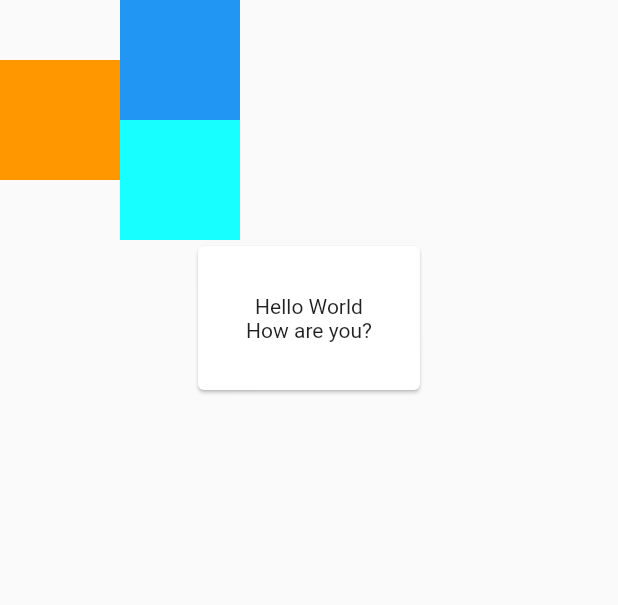
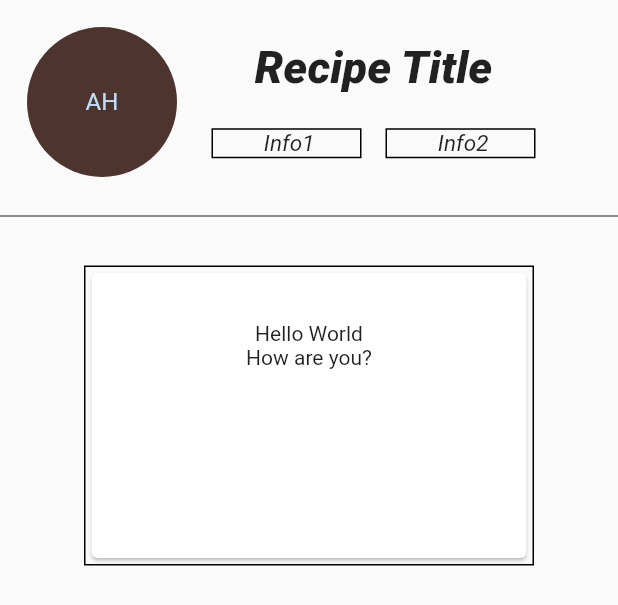
Before and after one commit to pacpacs/pac_application, a Flutter app: what recipeShowPage() shows on an empty page, opened directly, on a phone screen of 412 x 824 dp. Shown: the top 605 px of the screen. Run offline on Flutter 3.47's test engine with Material 2 defaults, Android fonts, the phone set to English and light mode, and no system bars; our stand-ins replace carousel_slider, flutter_signin_button; network calls fail.

Commit message:
기본 레시피명, 작성자사진, info 를 출력할 수 있게 레이아웃 구성, 카드부분구성

```diff
--- a/pac_app/lib/pages/recipeShowPage.dart
+++ b/pac_app/lib/pages/recipeShowPage.dart
@@ -11,31 +11,84 @@ class _recipeShowPageState extends State<recipeShowPage> {
   Widget build(BuildContext context) {
     return Column(
       children: <Widget>[
-        Container(
+        Padding(
+          padding: const EdgeInsets.all(8.0),
+          child: Container(
             child: Row(
               children: <Widget>[
-              Container(padding: const EdgeInsets.all(0.0),
-                color: Colors.orange,
-                width: 80.0,
-                height: 80.0,),
+                Container(
+                    padding: const EdgeInsets.all(10.0),
+                    child: CircleAvatar(
+                      backgroundColor: Colors.brown.shade800,
+                      radius: 50,
+                      child: Text('AH'),
+                    )),
                 Container(
                   child: Column(
                     children: <Widget>[
-                    Container(padding: const EdgeInsets.all(0.0),
-                      color: Colors.blue,
-                      width: 80.0,
-                      height: 80.0,),
-                    Container(padding: const EdgeInsets.all(0.0),
-                      color: Colors.cyanAccent,
-                      width: 80.0,
-                      height: 80.0,)
+                      Container(
+                        padding: const EdgeInsets.all(10.0),
+                        child: Text(" Recipe Title ",
+                            style: TextStyle(
+                                fontWeight: FontWeight.w800,
+                                fontSize: 30,
+                                fontStyle: FontStyle.italic)),
+                      ),
+                      Container(
+                          padding: const EdgeInsets.all(5.0),
+                          child: Row(
+                            children: <Widget>[
+                              Padding(
+                                padding: const EdgeInsets.all(8.0),
+                                child: Container(
+                                  decoration: new BoxDecoration(
+                                      border:
+                                          new Border.all(color: Colors.black)),
+                                  width: 100,
+                                  child: Center(
+                                    child: Text(" Info1",
+                                        style: TextStyle(
+                                            fontWeight: FontWeight.w400,
+                                            fontSize: 15,
+                                            fontStyle: FontStyle.italic)),
+                                  ),
+                                ),
+                              ),
+                              Padding(
+                                padding: const EdgeInsets.all(8.0),
+                                child: Container(
+                                  decoration: new BoxDecoration(
+                                      border:
+                                          new Border.all(color: Colors.black)),
+                                  width: 100,
+                                  child: Center(
+                                    child: Text(" Info2",
+                                        style: TextStyle(
+                                            fontWeight: FontWeight.w400,
+                                            fontSize: 15,
+                                            fontStyle: FontStyle.italic)),
+                                  ),
+                                ),
+                              ),
+                            ],
+                          ))
                     ],
                   ),
                 )
               ],
             ),
           ),
-        Container(child: cardForm(new Card()))
+        ),
+        Divider(color: Colors.black87),
+        Padding(
+          padding: const EdgeInsets.symmetric(vertical: 25.0),
+          child: Container(
+              decoration: new BoxDecoration(
+                  border: new Border.all(color: Colors.black)),
+              width: 300,
+              height: 200,
+              child: cardForm(new Card())),
+        )
       ],
     );
   }
```
Lines whose indentation alone changed are shown as unchanged.
